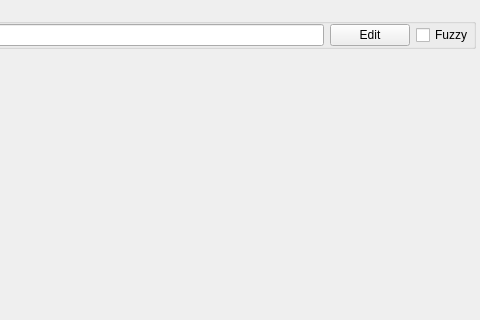
First picture: the form in src/plugins/chromebookmarks/configwidget.ui, repository albertlauncher/albert, before the edit; both pictures show x 320 to 800 and y 0 to 320 of the 800 by 600 pixel window.
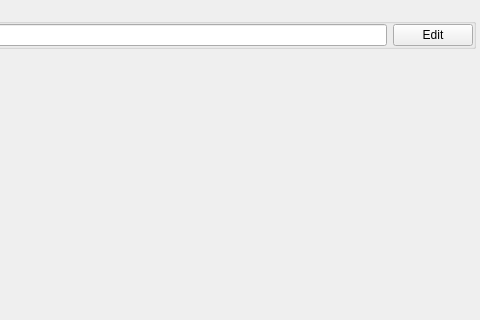
Second picture: the form after the edit.

Patch:
```diff
--- a/src/plugins/chromebookmarks/configwidget.ui
+++ b/src/plugins/chromebookmarks/configwidget.ui
@@ -55,13 +55,6 @@
         </property>
        </widget>
       </item>
-      <item>
-       <widget class="QCheckBox" name="checkBox_fuzzy">
-        <property name="text">
-         <string>Fuzzy</string>
-        </property>
-       </widget>
-      </item>
      </layout>
     </widget>
    </item>
```
